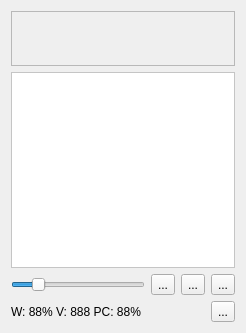
KDE/krita, file krita/plugins/extensions/painterlyframework/kis_painterlymixer.ui: the form before one commit.
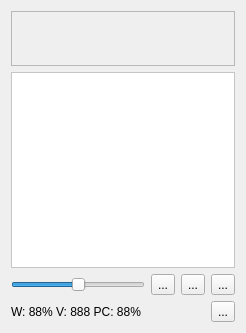
The form after the commit. Custom widgets are drawn as their Qt base class.

Patch:
```diff
--- a/krita/plugins/extensions/painterlyframework/kis_painterlymixer.ui
+++ b/krita/plugins/extensions/painterlyframework/kis_painterlymixer.ui
@@ -313,7 +313,7 @@
         <number>30</number>
        </property>
        <property name="value">
-        <number>5</number>
+        <number>15</number>
        </property>
        <property name="orientation">
         <enum>Qt::Horizontal</enum>
```
